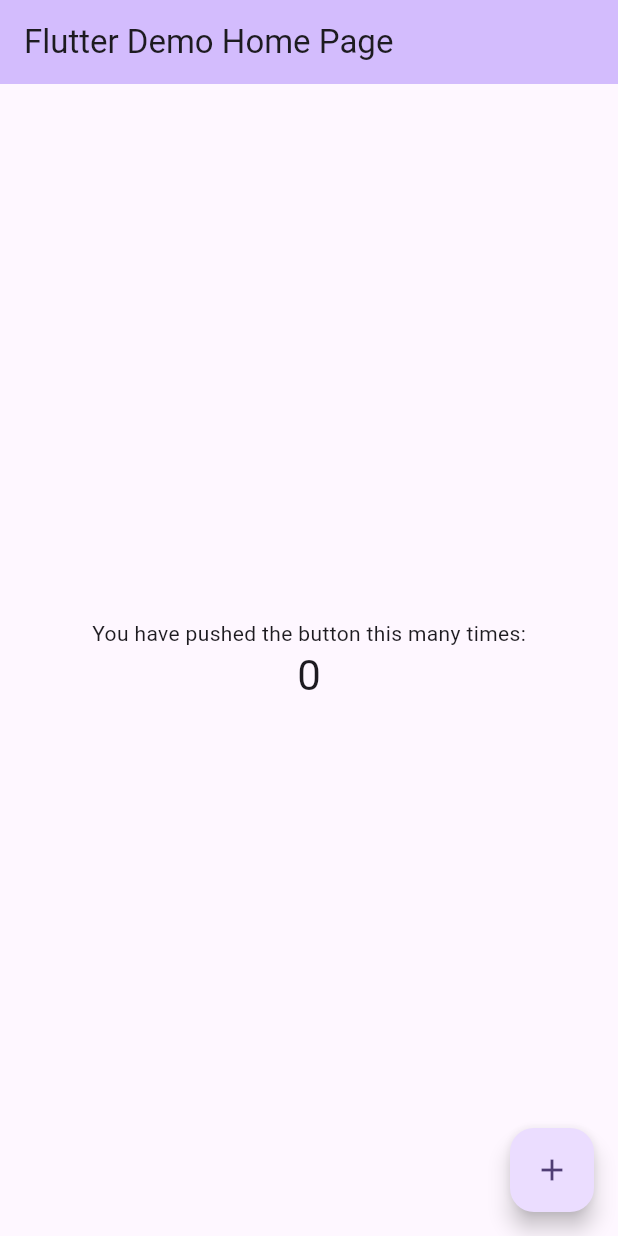
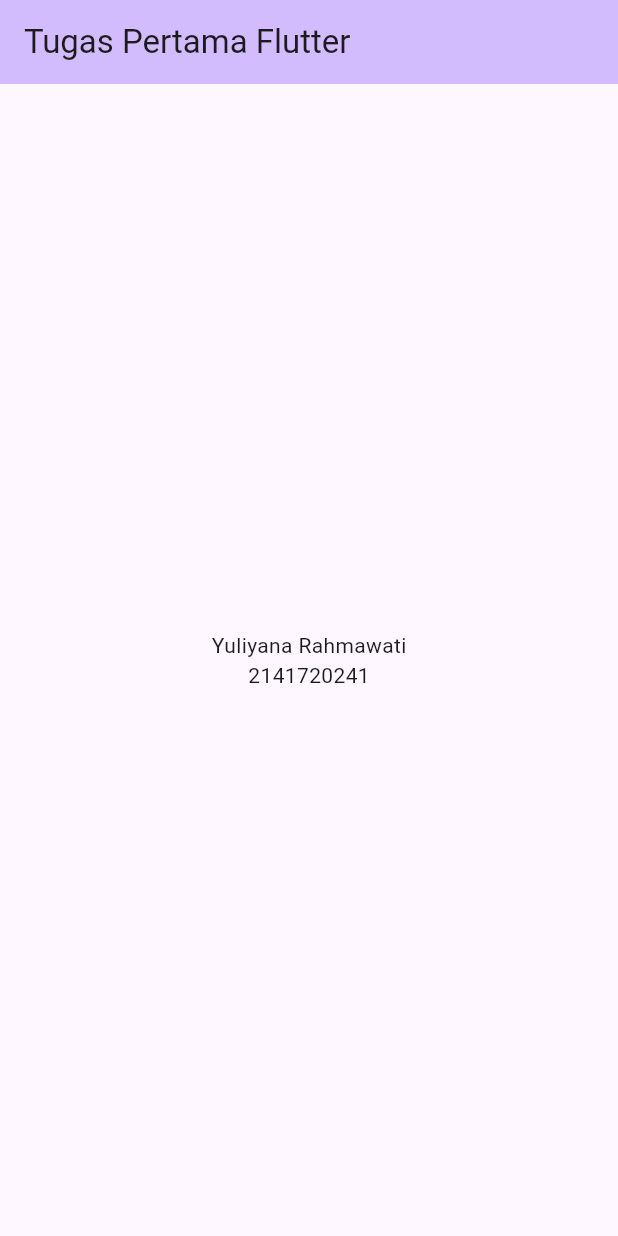
Before and after one commit to ylnrahma/hello_world, a Flutter app: the screen it shows after launch, on a phone screen of 412 x 824 dp. Run offline on Flutter 3.47's test engine with Material 2 defaults, Android fonts, the phone set to English and light mode, and no system bars.

Commit message:
kode program tugas

```diff
--- a/lib/main.dart
+++ b/lib/main.dart
@@ -11,7 +11,7 @@ class MyApp extends StatelessWidget {
   @override
   Widget build(BuildContext context) {
     return MaterialApp(
-      title: 'Flutter Demo',
+      title: 'Tugas Pertama Flutter',
       theme: ThemeData(
         // This is the theme of your application.
         //
@@ -31,7 +31,7 @@ class MyApp extends StatelessWidget {
         colorScheme: ColorScheme.fromSeed(seedColor: Colors.deepPurple),
         useMaterial3: true,
       ),
-      home: const MyHomePage(title: 'Flutter Demo Home Page'),
+      home: const MyHomePage(title: 'Tugas Pertama Flutter'),
     );
   }
 }
@@ -106,19 +106,19 @@ class _MyHomePageState extends State<MyHomePage> {
           mainAxisAlignment: MainAxisAlignment.center,
           children: <Widget>[
             const Text(
-              'You have pushed the button this many times:',
+              'Yuliyana Rahmawati',
             ),
             Text(
-              '$_counter',
-              style: Theme.of(context).textTheme.headlineMedium,
+              '2141720241',
+              //style: Theme.of(context).textTheme.headlineMedium,
             ),
           ],
         ),
       ),
-      floatingActionButton: FloatingActionButton(
-        onPressed: _incrementCounter,
-        tooltip: 'Increment',
-        child: const Icon(Icons.add),
+      //floatingActionButton: FloatingActionButton(
+       // onPressed: _incrementCounter,
+        //tooltip: 'Increment',
+        //child: const Icon(Icons.add),
       ), // This trailing comma makes auto-formatting nicer for build methods.
     );
   }
```
